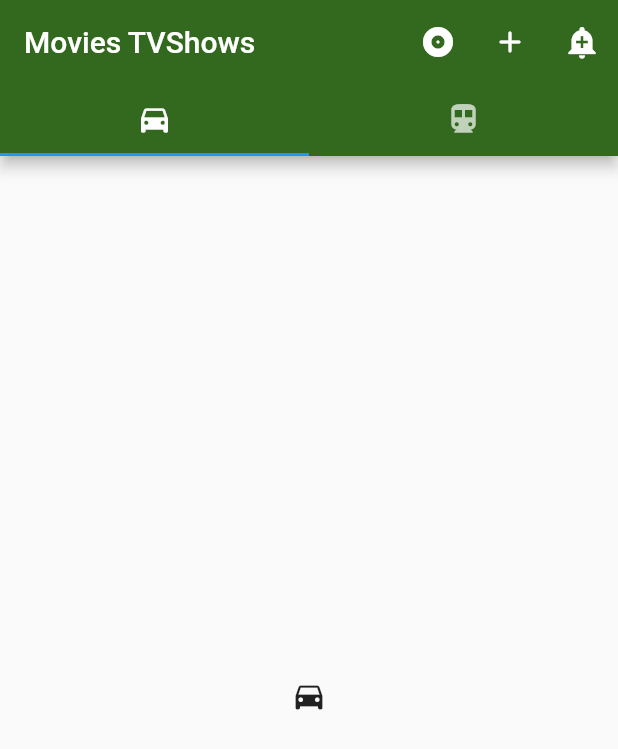
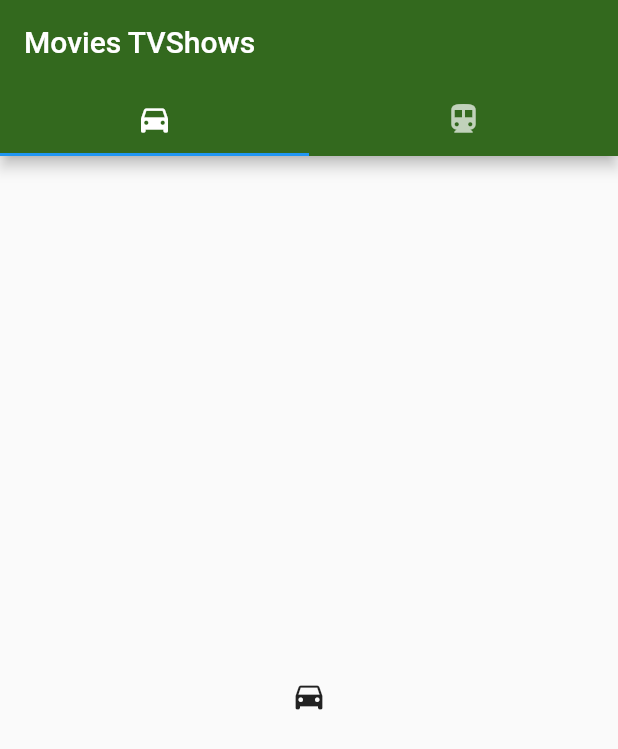
Before and after one commit to cjsmocjsmo/movflo, a Flutter app: the screen it shows after launch, on a phone screen of 412 x 824 dp. Shown: the top 749 px of the screen. Run offline on Flutter 3.47's test engine with Material 2 defaults, Android fonts, the phone set to English and light mode, and no system bars.

Commit message:
remove not needed icons

```diff
--- a/lib/mainscreen.dart
+++ b/lib/mainscreen.dart
@@ -19,36 +19,37 @@ class MainScreen extends StatelessWidget {
                   // Tab(icon: Icon(Icons.directions_bike)),
                 ],
               ),
-              actions: <Widget>[
-                IconButton(
-                    onPressed: () {
-                      Navigator.pushNamed(context, '/Movies');
-                    },
-                    icon: Icon(Icons.album_sharp),
-                    tooltip: "Go to Movies Page"),
-                IconButton(
-                    onPressed: () {
-                      Navigator.pushNamed(context, '/TVShows');
-                    },
-                    icon: Icon(Icons.add_rounded),
-                    tooltip: "Go To TVShows Page"),
-                // IconButton(
-                //     onPressed: () {
-                //       Navigator.pushNamed(context, '/');
-                //     },
-                //     icon: Icon(Icons.exit_to_app_sharp),
-                //     tooltip: "Exit App"),
-                IconButton(
-                  icon: const Icon(Icons.add_alert),
-                  tooltip: 'Show Snackbar',
-                  onPressed: () {
-                    ScaffoldMessenger.of(context).showSnackBar(SnackBar(
-                      content: Text('ZZ Top \n Fandango \n Mexican Black Bird'),
-                      backgroundColor: Colors.purple,
-                    ));
-                  },
-                ),
-              ]),
+              // actions: <Widget>[
+              //   IconButton(
+              //       onPressed: () {
+              //         Navigator.pushNamed(context, '/Movies');
+              //       },
+              //       icon: Icon(Icons.album_sharp),
+              //       tooltip: "Go to Movies Page"),
+              //   IconButton(
+              //       onPressed: () {
+              //         Navigator.pushNamed(context, '/TVShows');
+              //       },
+              //       icon: Icon(Icons.add_rounded),
+              //       tooltip: "Go To TVShows Page"),
+              //   // IconButton(
+              //   //     onPressed: () {
+              //   //       Navigator.pushNamed(context, '/');
+              //   //     },
+              //   //     icon: Icon(Icons.exit_to_app_sharp),
+              //   //     tooltip: "Exit App"),
+              //   IconButton(
+              //     icon: const Icon(Icons.add_alert),
+              //     tooltip: 'Show Snackbar',
+              //     onPressed: () {
+              //       ScaffoldMessenger.of(context).showSnackBar(SnackBar(
+              //         content: Text('ZZ Top \n Fandango \n Mexican Black Bird'),
+              //         backgroundColor: Colors.purple,
+              //       ));
+              //     },
+              //   ),
+              // ]
+            ),
         body: TabBarView(
           children: [
             Icon(Icons.directions_car),
```
